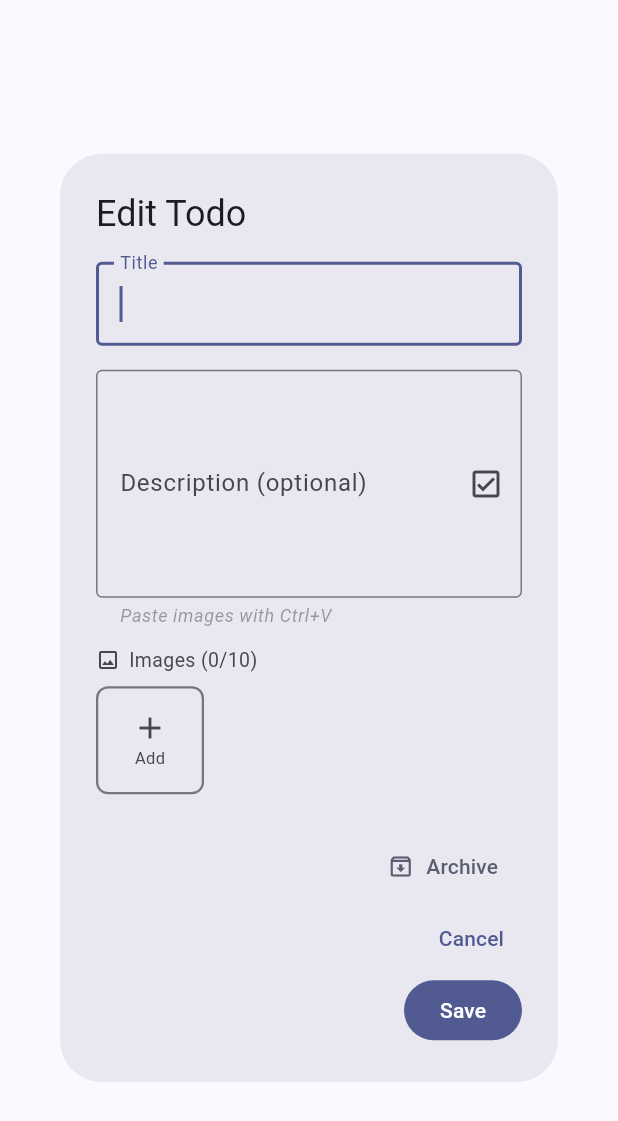
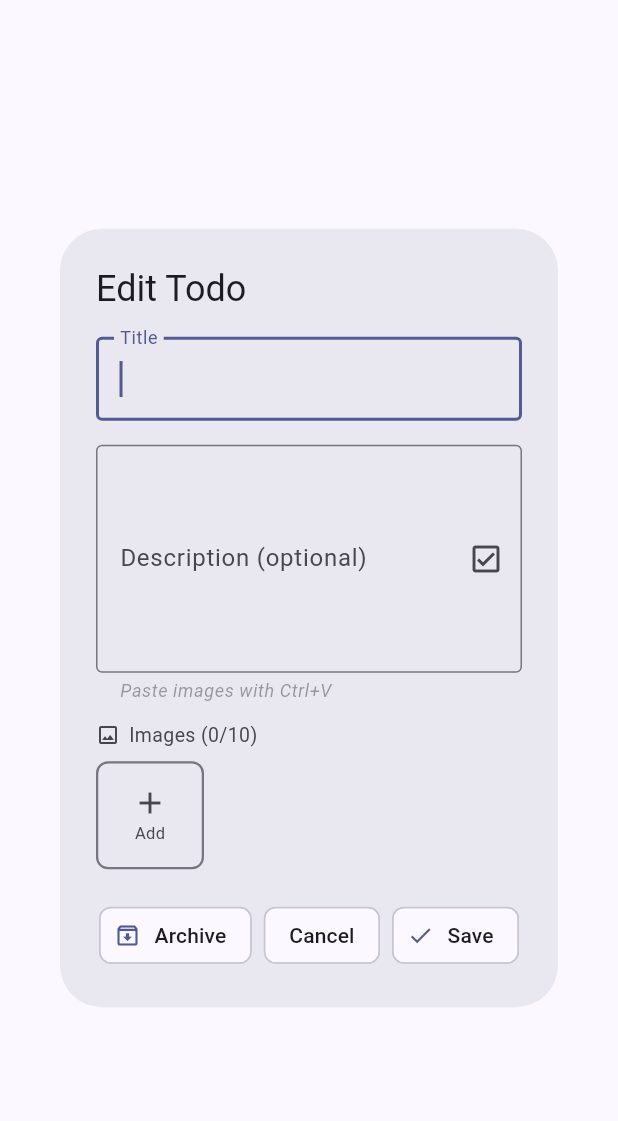
Before and after one commit to epatel/vps-ai, a Flutter app: the EditTodoDialog widget shown alone on an empty page, opened directly with empty values, on a phone screen of 412 x 824 dp. Shown: the top 1121 px of the screen. Run offline on Flutter 3.47's test engine with Material 3 defaults, Android fonts, the phone set to English and light mode, and no system bars; our stand-ins replace file_picker, flutter_markdown, shared_preferences, web; missing offline and left inert: dart:js_interop, markdown; accounts and stored records are empty; network calls fail; statements that could not run were skipped.

Commit message:
fix(dialog): use ActionChip pills in Wrap for edit dialog buttons
Replaces the awkward actions bar with pill-shaped ActionChips in a Wrap
widget that flows naturally across lines.

Co-Authored-By: Claude Opus 4.6 (1M context) <noreply@anthropic.com>

```diff
--- a/projects/todo-app/lib/widgets/edit_todo_dialog.dart
+++ b/projects/todo-app/lib/widgets/edit_todo_dialog.dart
@@ -185,42 +185,45 @@ class _EditTodoDialogState extends State<EditTodoDialog> {
                   _deletedImageIds.add(id);
                 }),
               ),
+              const SizedBox(height: 20),
+              Wrap(
+                spacing: 8,
+                runSpacing: 8,
+                alignment: WrapAlignment.end,
+                children: [
+                  if (!widget.todo.archived)
+                    ActionChip(
+                      avatar: const Icon(Icons.archive_outlined, size: 18),
+                      label: const Text('Archive'),
+                      onPressed: () => Navigator.pop(context, {'action': 'archive'}),
+                    ),
+                  if (widget.todo.archived) ...[
+                    ActionChip(
+                      avatar: const Icon(Icons.unarchive_outlined, size: 18),
+                      label: const Text('Unarchive'),
+                      onPressed: () => Navigator.pop(context, {'action': 'unarchive'}),
+                    ),
+                    ActionChip(
+                      avatar: Icon(Icons.delete_outlined, size: 18, color: Theme.of(context).colorScheme.error),
+                      label: Text('Delete', style: TextStyle(color: Theme.of(context).colorScheme.error)),
+                      onPressed: _confirmDelete,
+                    ),
+                  ],
+                  ActionChip(
+                    label: const Text('Cancel'),
+                    onPressed: () => Navigator.pop(context),
+                  ),
+                  ActionChip(
+                    avatar: const Icon(Icons.check, size: 18),
+                    label: const Text('Save'),
+                    onPressed: _submit,
+                  ),
+                ],
+              ),
             ],
           ),
         ),
       ),
-      actions: [
-        if (!widget.todo.archived)
-          TextButton.icon(
-            onPressed: () => Navigator.pop(context, {'action': 'archive'}),
-            style: TextButton.styleFrom(foregroundColor: Theme.of(context).colorScheme.secondary),
-            icon: const Icon(Icons.archive_outlined, size: 18),
-            label: const Text('Archive'),
-          ),
-        if (widget.todo.archived) ...[
-          TextButton.icon(
-            onPressed: () => Navigator.pop(context, {'action': 'unarchive'}),
-            style: TextButton.styleFrom(foregroundColor: Theme.of(context).colorScheme.secondary),
-            icon: const Icon(Icons.unarchive_outlined, size: 18),
-            label: const Text('Unarchive'),
-          ),
-          TextButton.icon(
-            onPressed: _confirmDelete,
-            style: TextButton.styleFrom(foregroundColor: Colors.red),
-            icon: const Icon(Icons.delete_outlined, size: 18),
-            label: const Text('Delete'),
-          ),
-        ],
-        const SizedBox(width: 48),
-        TextButton(
-          onPressed: () => Navigator.pop(context),
-          child: const Text('Cancel'),
-        ),
-        FilledButton(
-          onPressed: _submit,
-          child: const Text('Save'),
-        ),
-      ],
     );
   }
 }
```
